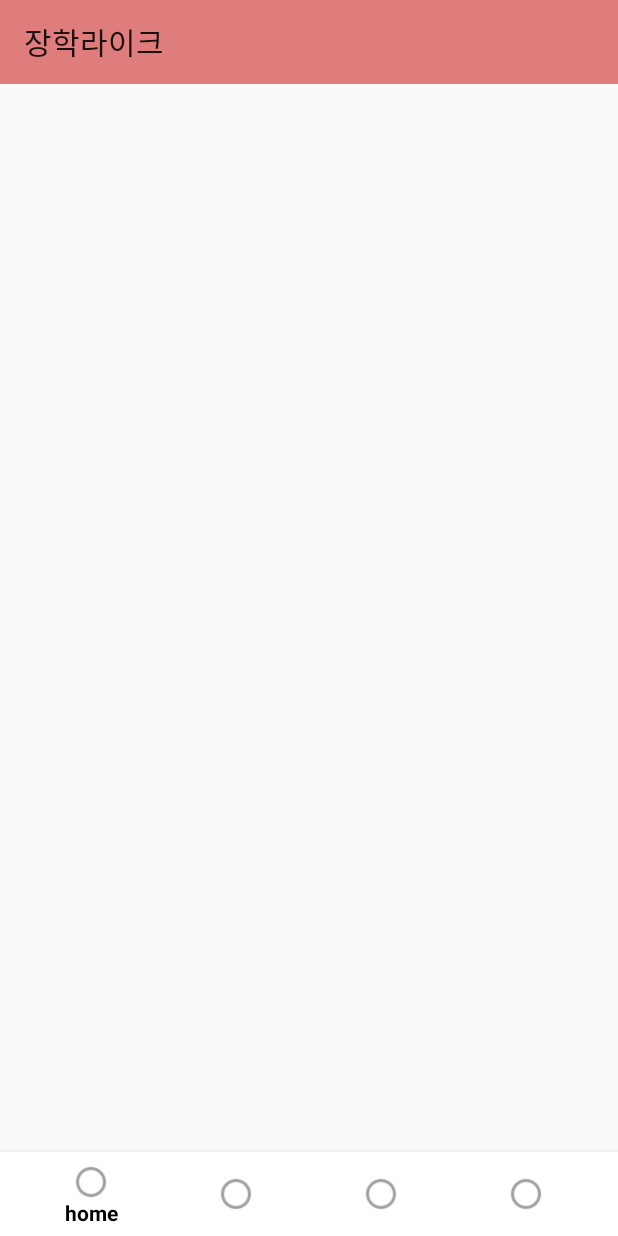
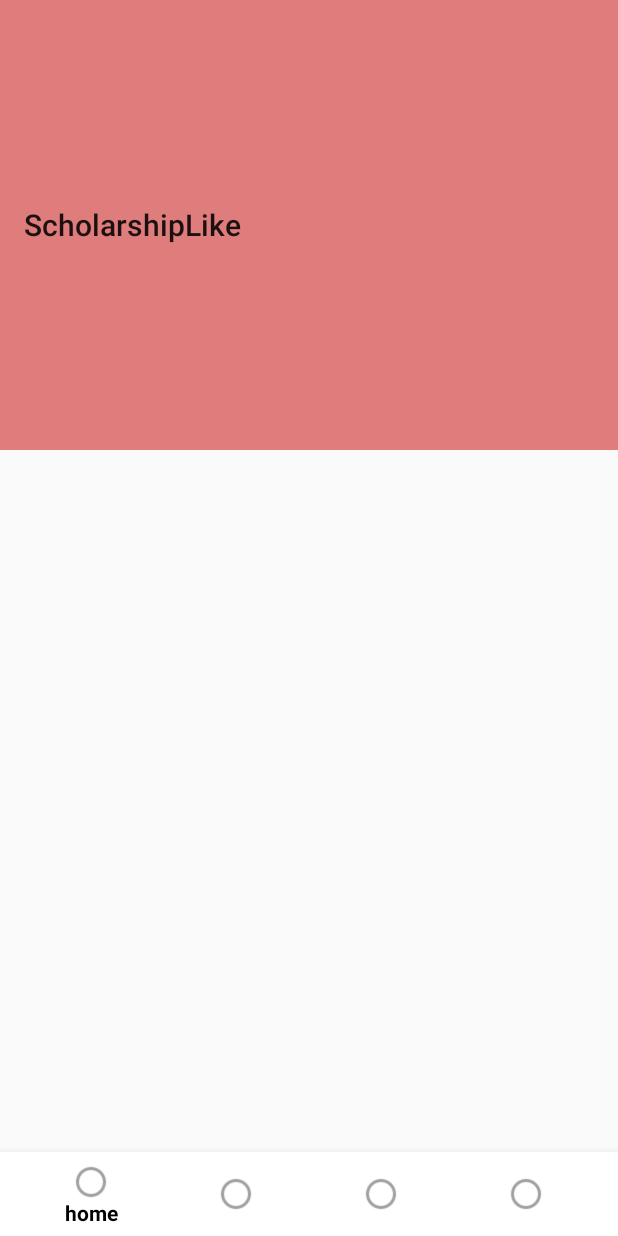
Before and after one commit to Yujin0827/pre_ScholarshipLike, an Android app: the screen it shows after launch (MainActivity), on a phone screen of 412 x 824 dp. Run offline under Robolectric (Android 15) with nearby library versions, the phone set to English and light mode, and no system bars.

Commit message:
툴바, 하단바 구동

```diff
--- a/app/src/main/java/com/cookandroid/scholarshiplike/HomeTabActivity.kt
+++ b/app/src/main/java/com/cookandroid/scholarshiplike/HomeTabActivity.kt
@@ -4,13 +4,24 @@ import android.os.Bundle
 import android.view.LayoutInflater
 import android.view.View
 import android.view.ViewGroup
-import androidx.appcompat.widget.Toolbar
 import androidx.fragment.app.Fragment
 
+/*
 class HomeTabActivity : Fragment() {
+
 
     override fun onCreateView(inflater: LayoutInflater, container: ViewGroup?, savedInstanceState: Bundle?): View? {
         val view = inflater.inflate(R.layout.hometab, container, false)
+
         return view
     }
 }
+*/
+
+class HomeTabActivity : Fragment() {
+    override fun onViewCreated(view: View, savedInstanceState: Bundle?) {
+        viewBinding.myToolbar.inflateMenu(R.menu.sample_menu)
+
+
+    }
+}
--- a/app/src/main/java/com/cookandroid/scholarshiplike/MainActivity.kt
+++ b/app/src/main/java/com/cookandroid/scholarshiplike/MainActivity.kt
@@ -5,6 +5,7 @@ import androidx.appcompat.app.AppCompatActivity
 import androidx.appcompat.widget.Toolbar
 import androidx.fragment.app.Fragment
 import kotlinx.android.synthetic.main.activity_main.*
+
 
 open class MainActivity : AppCompatActivity() {
 
@@ -19,14 +20,12 @@ open class MainActivity : AppCompatActivity() {
         super.onCreate(savedInstanceState)
         setContentView(R.layout.activity_main)
 
+        // 실행시 툴바 호출
+        var toolbar = findViewById<Toolbar>(R.id.mytoolbar)
+        setSupportActionBar(toolbar)
+
+        // title 장학라이크로 설정
         initNavigationBar()
-
-        // 실행시 툴바 호출 (hometab에만 적용)
-        var toolbar = findViewById<Toolbar>(R.id.toolbar)
-        setSupportActionBar(toolbar)
-        supportActionBar!!.setTitle("장학라이크")
-        // title 장학라이크로 설정
-
     }
 
     //하단바 누르면 탭 화면 전환
@@ -37,6 +36,7 @@ open class MainActivity : AppCompatActivity() {
                     R.id.hometab -> {
                         changeFragment(hometab)
                     }
+
                     R.id.scholarshiptab -> {
                         changeFragment(scholartab)
                     }
--- a/app/src/main/res/layout/activity_main.xml
+++ b/app/src/main/res/layout/activity_main.xml
@@ -8,7 +8,10 @@
     <!-- 상단바 구현 -->
     <include
         layout="@layout/toolbar"
-        android:id="@+id/toolbar"/>
+        android:id="@+id/mytoolbar"
+        android:layout_height="300dp"
+        android:layout_width="match_parent"
+        />
 
 
     <!-- 탭 화면 -->
--- a/app/src/main/res/layout/hometab.xml
+++ b/app/src/main/res/layout/hometab.xml
@@ -9,9 +9,9 @@
         android:id="@+id/textView3"
         android:layout_width="wrap_content"
         android:layout_height="wrap_content"
+        android:layout_marginBottom="160dp"
         android:text="homeTab"
         app:layout_constraintBottom_toBottomOf="parent"
         app:layout_constraintEnd_toEndOf="parent"
-        app:layout_constraintStart_toStartOf="parent"
-        app:layout_constraintTop_toTopOf="parent"/>
+        app:layout_constraintStart_toStartOf="parent" />
 </androidx.constraintlayout.widget.ConstraintLayout>
--- a/app/src/main/res/layout/profiletitle.xml
+++ b/app/src/main/res/layout/profiletitle.xml
@@ -7,10 +7,4 @@
     android:layout_width="match_parent"
     android:layout_height="match_parent">
 
-    <include
-        layout="@layout/toolbar"
-        android:id="@+id/toolbar"/>
-
-
-
 </androidx.constraintlayout.widget.ConstraintLayout>
```
